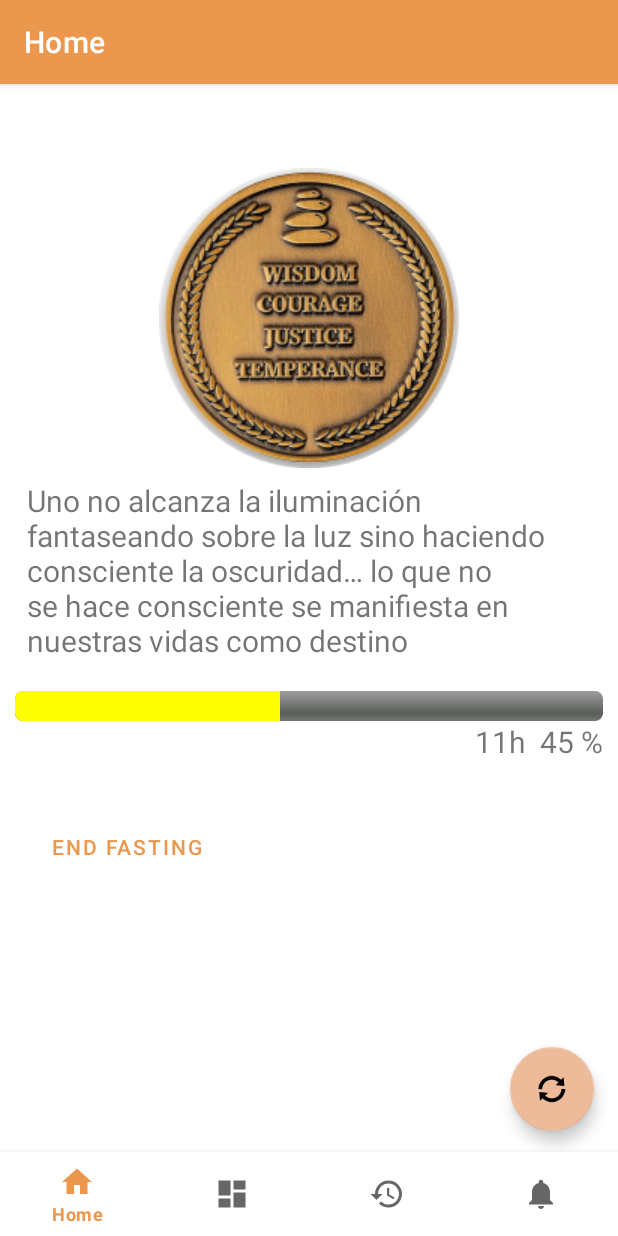
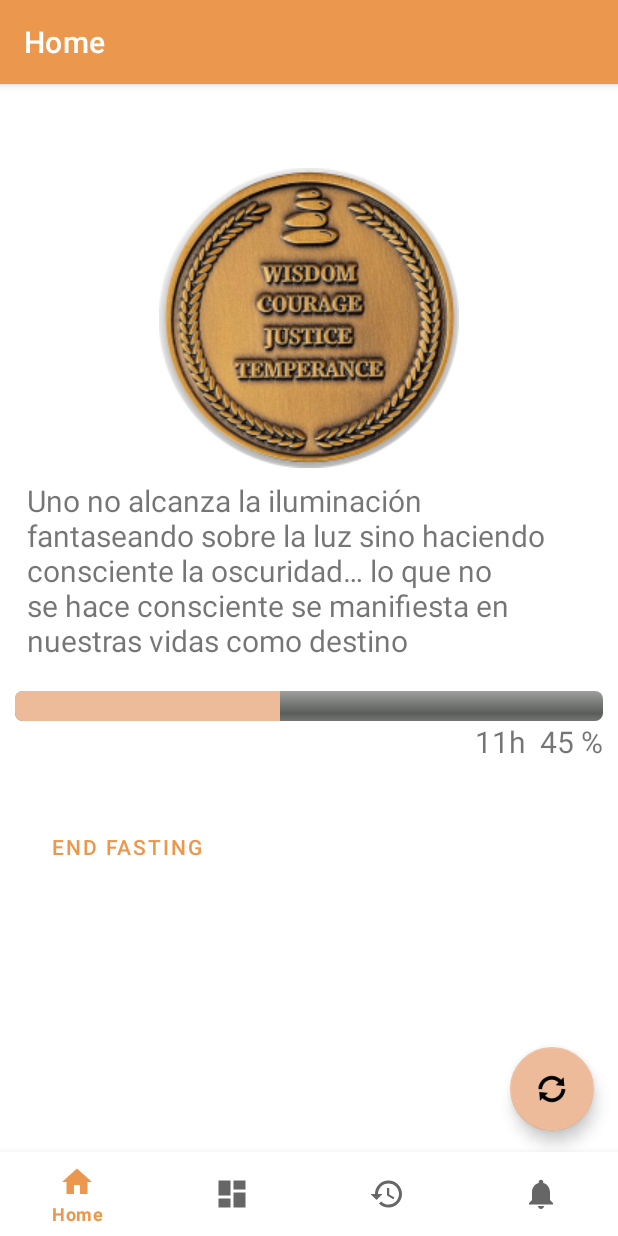
Before and after one commit to guillermotzuc/fastingapp, an Android app: the screen it shows after launch (MainActivity), after a tap on "START FASTING", on a phone screen of 412 x 824 dp. Run offline under Robolectric (Android 15) with nearby library versions, the phone set to English and light mode, and no system bars; our stand-ins replace Room's generated code, navigation-ui.

Commit message:
Change colors

```diff
--- a/personaltracker/app/src/main/java/com/health/personaltracker/ui/home/HomeFragment.java
+++ b/personaltracker/app/src/main/java/com/health/personaltracker/ui/home/HomeFragment.java
@@ -126,7 +126,6 @@ public class HomeFragment extends Fragment {
             endFasting.setVisibility(View.VISIBLE);
             Period p = new Period(DateTime.parse(current.start_datetime), DateTime.now());
             int hours = p.getHours();
-
             if (hours == 0) {
                 progressLabel.setText(p.getMinutes() + " m");
                 progressBar.setProgressTintList(ColorStateList.valueOf(Color.YELLOW));
@@ -135,13 +134,13 @@ public class HomeFragment extends Fragment {
                 progressLabel.setText(hours + "h  " + percentage + " %");
                 progressBar.setProgress(percentage, true);
                 if (hours >= 12) {
-                    progressBar.setProgressTintList(ColorStateList.valueOf(Color.GREEN));
+                    progressBar.setProgressTintList(ColorStateList.valueOf(Color.rgb(  169, 223, 191 )));
                 }
             }
         } else {
             startFasting.setVisibility(View.VISIBLE);
             endFasting.setVisibility(View.GONE);
-            progressBar.setProgressTintList(ColorStateList.valueOf(Color.YELLOW));
+            progressBar.setProgressTintList(ColorStateList.valueOf(Color.rgb( 237, 187, 153 )));
             progressBar.setProgress(0, true);
             progressLabel.setText("");
         }
--- a/personaltracker/app/src/main/res/layout/fragment_home.xml
+++ b/personaltracker/app/src/main/res/layout/fragment_home.xml
@@ -34,6 +34,7 @@
             android:layout_width="match_parent"
             android:layout_height="wrap_content"
             android:layout_marginTop="20dp"
+            android:progressTint="@color/light_orange"
             android:progress="0"/>
 
         <TextView
```
